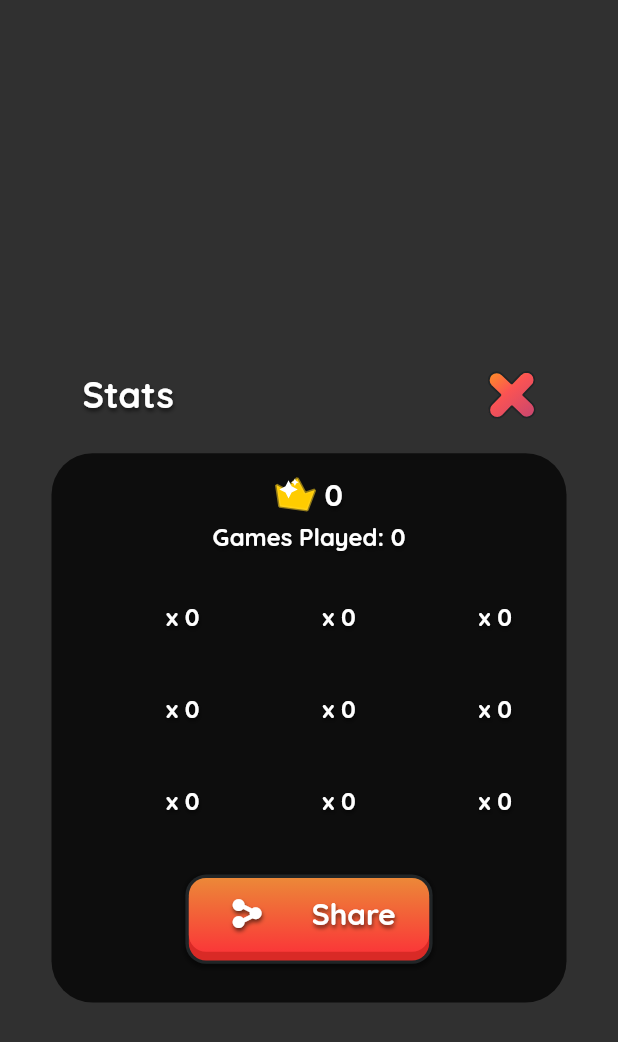
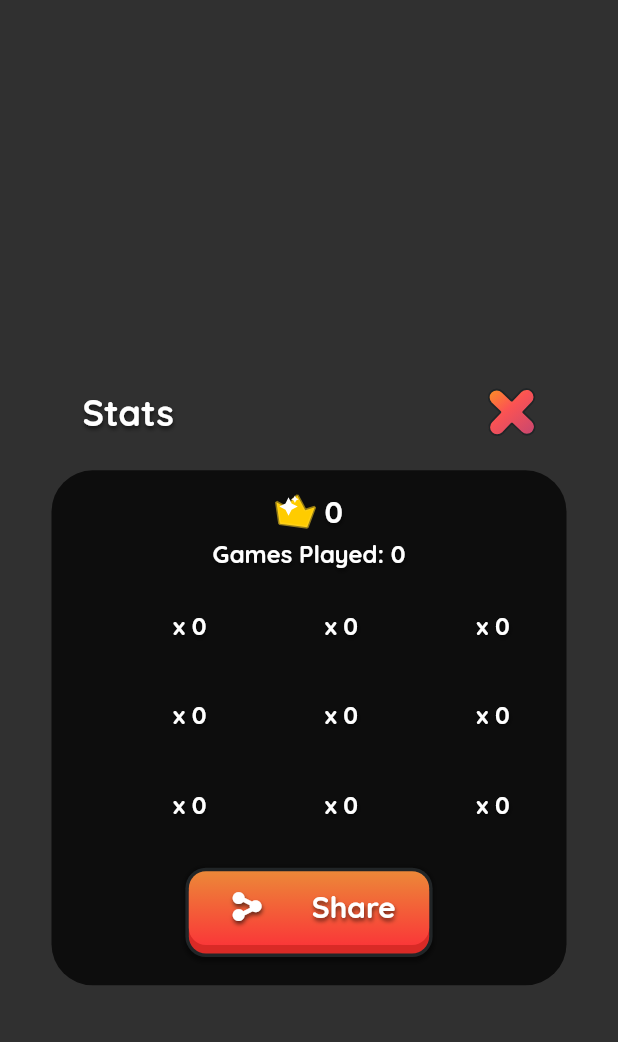
Before and after one commit to manjav/shooddice, a Flutter app: the StatsOverlay widget shown alone on an empty page, opened directly, on a phone screen of 412 x 824 dp. Shown: the top 1042 px of the screen. Run offline on Flutter 3.47's test engine with Material 2 defaults, Android fonts, the phone set to English and light mode, and no system bars; drawn by our look-alikes of screenshot; our stand-ins replace device_info, firebase_analytics, firebase_core, flutter_local_notifications, flutter_rating_bar, flutter_svg and 7 more; missing offline and left inert: appsflyer_sdk, flame, flame_svg, in_app_purchase_android, smartlook, soundpool and 1 more; accounts and stored records are empty; statements that could not run were skipped.

Commit message:
Shorter stat overlay

```diff
--- a/numbers/lib/overlays/stats.dart
+++ b/numbers/lib/overlays/stats.dart
@@ -27,7 +27,7 @@ class _StatsOverlayState extends State<StatsOverlay> {
     var theme = Theme.of(context);
     return Overlays.basic(context,
         title: "Stats",
-        height: 320.d,
+        height: 300.d,
         statsButton: SizedBox(),
         padding: EdgeInsets.all(12.d),
         coinButton:
@@ -45,9 +45,9 @@ class _StatsOverlayState extends State<StatsOverlay> {
                   style: theme.textTheme.headline6),
               SizedBox(
                 width: 270.d,
-                height: 172.d,
+                height: 164.d,
                 child: GridView.count(
-                    padding: EdgeInsets.only(top: 12.d),
+                    padding: EdgeInsets.only(top: 8.d, left: 8.d),
                     crossAxisCount: 3,
                     crossAxisSpacing: 3.d,
                     mainAxisSpacing: 2.d,
@@ -55,10 +55,10 @@ class _StatsOverlayState extends State<StatsOverlay> {
                     children:
                         List.generate(9, (i) => _bigRecordItem(theme, 9 + i))),
               ),
-              SizedBox(height: 16.d),
+              SizedBox(height: 10.d),
               shareMode
                   ? Padding(
-                      padding: EdgeInsets.all(10.d),
+                      padding: EdgeInsets.all(4.d),
                       child: Text(
                           "This is my record. Are you ready to compete with me?",
                           style: theme.textTheme.headline6))
@@ -78,8 +78,8 @@ class _StatsOverlayState extends State<StatsOverlay> {
     var score = Cell.getScore(i).toString();
     return Row(children: [
       SizedBox(
-          width: 48.d,
-          height: 48.d,
+          width: 44.d,
+          height: 44.d,
           child: Widgets.cell(theme, i,
               textStyle: Themes.style(
                   TColors.white.value[3],
```
